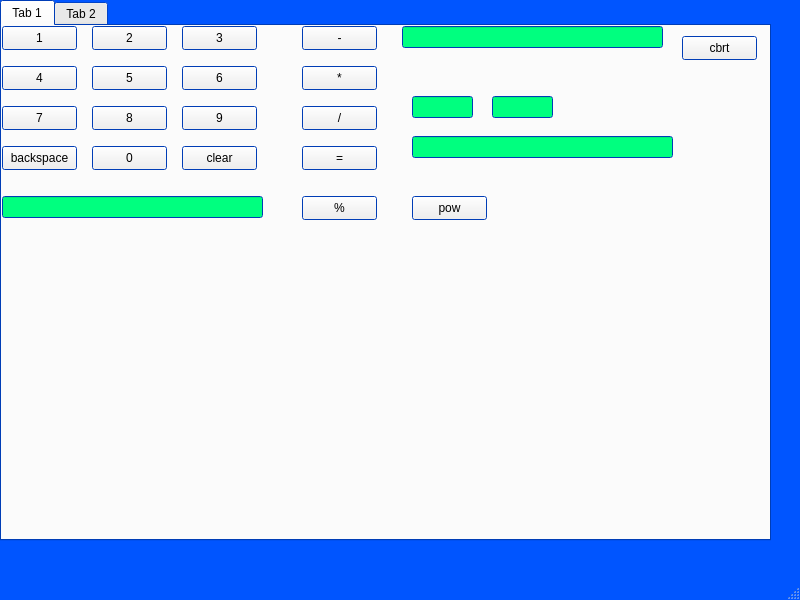
sca255/calcboxed, file calculator.ui: the form before one commit.
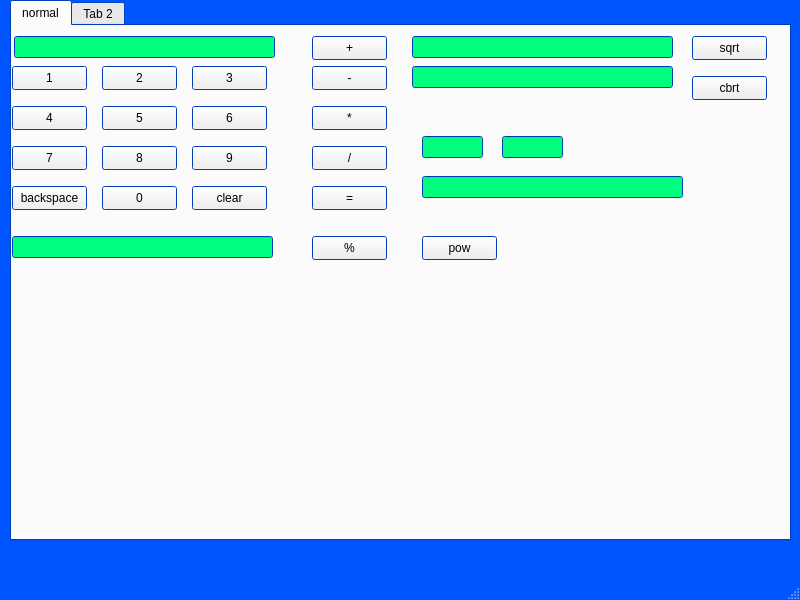
The form after the commit.

Diff of the .ui file:
```diff
--- a/calculator.ui
+++ b/calculator.ui
@@ -108,21 +108,21 @@
    <widget class="QTabWidget" name="tabWidget">
     <property name="geometry">
      <rect>
-      <x>0</x>
+      <x>10</x>
       <y>0</y>
-      <width>771</width>
+      <width>781</width>
       <height>541</height>
      </rect>
     </property>
     <widget class="QWidget" name="tab">
      <attribute name="title">
-      <string>Tab 1</string>
+      <string>normal</string>
      </attribute>
      <widget class="QPushButton" name="pushButton_back">
       <property name="geometry">
        <rect>
         <x>0</x>
-        <y>120</y>
+        <y>160</y>
         <width>75</width>
         <height>24</height>
        </rect>
@@ -135,7 +135,7 @@
       <property name="geometry">
        <rect>
         <x>680</x>
-        <y>10</y>
+        <y>50</y>
         <width>75</width>
         <height>24</height>
        </rect>
@@ -148,7 +148,7 @@
       <property name="geometry">
        <rect>
         <x>90</x>
-        <y>120</y>
+        <y>160</y>
         <width>75</width>
         <height>24</height>
        </rect>
@@ -161,7 +161,7 @@
       <property name="geometry">
        <rect>
         <x>180</x>
-        <y>80</y>
+        <y>120</y>
         <width>75</width>
         <height>24</height>
        </rect>
@@ -174,7 +174,7 @@
       <property name="geometry">
        <rect>
         <x>680</x>
-        <y>-30</y>
+        <y>10</y>
         <width>75</width>
         <height>24</height>
        </rect>
@@ -187,7 +187,7 @@
       <property name="geometry">
        <rect>
         <x>180</x>
-        <y>0</y>
+        <y>40</y>
         <width>75</width>
         <height>24</height>
        </rect>
@@ -200,7 +200,7 @@
       <property name="geometry">
        <rect>
         <x>180</x>
-        <y>120</y>
+        <y>160</y>
         <width>75</width>
         <height>24</height>
        </rect>
@@ -213,7 +213,7 @@
       <property name="geometry">
        <rect>
         <x>2</x>
-        <y>-30</y>
+        <y>10</y>
         <width>261</width>
         <height>22</height>
        </rect>
@@ -223,7 +223,7 @@
       <property name="geometry">
        <rect>
         <x>0</x>
-        <y>40</y>
+        <y>80</y>
         <width>75</width>
         <height>24</height>
        </rect>
@@ -236,7 +236,7 @@
       <property name="geometry">
        <rect>
         <x>90</x>
-        <y>40</y>
+        <y>80</y>
         <width>75</width>
         <height>24</height>
        </rect>
@@ -249,7 +249,7 @@
       <property name="geometry">
        <rect>
         <x>400</x>
-        <y>0</y>
+        <y>40</y>
         <width>261</width>
         <height>22</height>
        </rect>
@@ -259,7 +259,7 @@
       <property name="geometry">
        <rect>
         <x>300</x>
-        <y>120</y>
+        <y>160</y>
         <width>75</width>
         <height>24</height>
        </rect>
@@ -272,7 +272,7 @@
       <property name="geometry">
        <rect>
         <x>410</x>
-        <y>70</y>
+        <y>110</y>
         <width>61</width>
         <height>22</height>
        </rect>
@@ -282,7 +282,7 @@
       <property name="geometry">
        <rect>
         <x>400</x>
-        <y>-30</y>
+        <y>10</y>
         <width>261</width>
         <height>22</height>
        </rect>
@@ -292,7 +292,7 @@
       <property name="geometry">
        <rect>
         <x>180</x>
-        <y>40</y>
+        <y>80</y>
         <width>75</width>
         <height>24</height>
        </rect>
@@ -305,7 +305,7 @@
       <property name="geometry">
        <rect>
         <x>0</x>
-        <y>80</y>
+        <y>120</y>
         <width>75</width>
         <height>24</height>
        </rect>
@@ -318,7 +318,7 @@
       <property name="geometry">
        <rect>
         <x>90</x>
-        <y>0</y>
+        <y>40</y>
         <width>75</width>
         <height>24</height>
        </rect>
@@ -331,7 +331,7 @@
       <property name="geometry">
        <rect>
         <x>410</x>
-        <y>110</y>
+        <y>150</y>
         <width>261</width>
         <height>22</height>
        </rect>
@@ -341,7 +341,7 @@
       <property name="geometry">
        <rect>
         <x>490</x>
-        <y>70</y>
+        <y>110</y>
         <width>61</width>
         <height>22</height>
        </rect>
@@ -351,7 +351,7 @@
       <property name="geometry">
        <rect>
         <x>410</x>
-        <y>170</y>
+        <y>210</y>
         <width>75</width>
         <height>24</height>
        </rect>
@@ -364,7 +364,7 @@
       <property name="geometry">
        <rect>
         <x>300</x>
-        <y>40</y>
+        <y>80</y>
         <width>75</width>
         <height>24</height>
        </rect>
@@ -377,7 +377,7 @@
       <property name="geometry">
        <rect>
         <x>300</x>
-        <y>0</y>
+        <y>40</y>
         <width>75</width>
         <height>24</height>
        </rect>
@@ -390,7 +390,7 @@
       <property name="geometry">
        <rect>
         <x>300</x>
-        <y>170</y>
+        <y>210</y>
         <width>75</width>
         <height>24</height>
        </rect>
@@ -403,7 +403,7 @@
       <property name="geometry">
        <rect>
         <x>300</x>
-        <y>80</y>
+        <y>120</y>
         <width>75</width>
         <height>24</height>
        </rect>
@@ -416,7 +416,7 @@
       <property name="geometry">
        <rect>
         <x>0</x>
-        <y>170</y>
+        <y>210</y>
         <width>261</width>
         <height>22</height>
        </rect>
@@ -426,7 +426,7 @@
       <property name="geometry">
        <rect>
         <x>0</x>
-        <y>0</y>
+        <y>40</y>
         <width>75</width>
         <height>24</height>
        </rect>
@@ -442,7 +442,7 @@
       <property name="geometry">
        <rect>
         <x>300</x>
-        <y>-30</y>
+        <y>10</y>
         <width>75</width>
         <height>24</height>
        </rect>
@@ -455,7 +455,7 @@
       <property name="geometry">
        <rect>
         <x>90</x>
-        <y>80</y>
+        <y>120</y>
         <width>75</width>
         <height>24</height>
        </rect>
```
Left out of the diff: 2 changed lines with no effect on the pictures.
